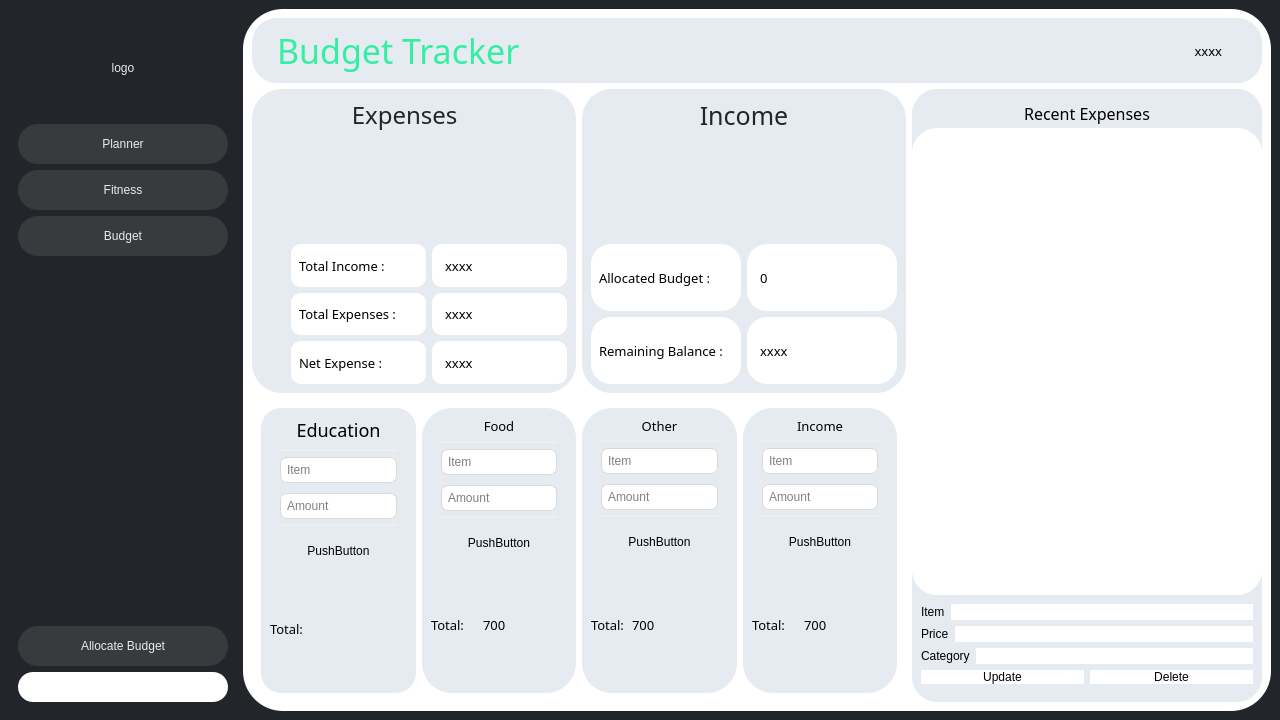
Before: the Qt Designer form K/budget.ui in burr1to/kaizen, drawn with Qt 5.
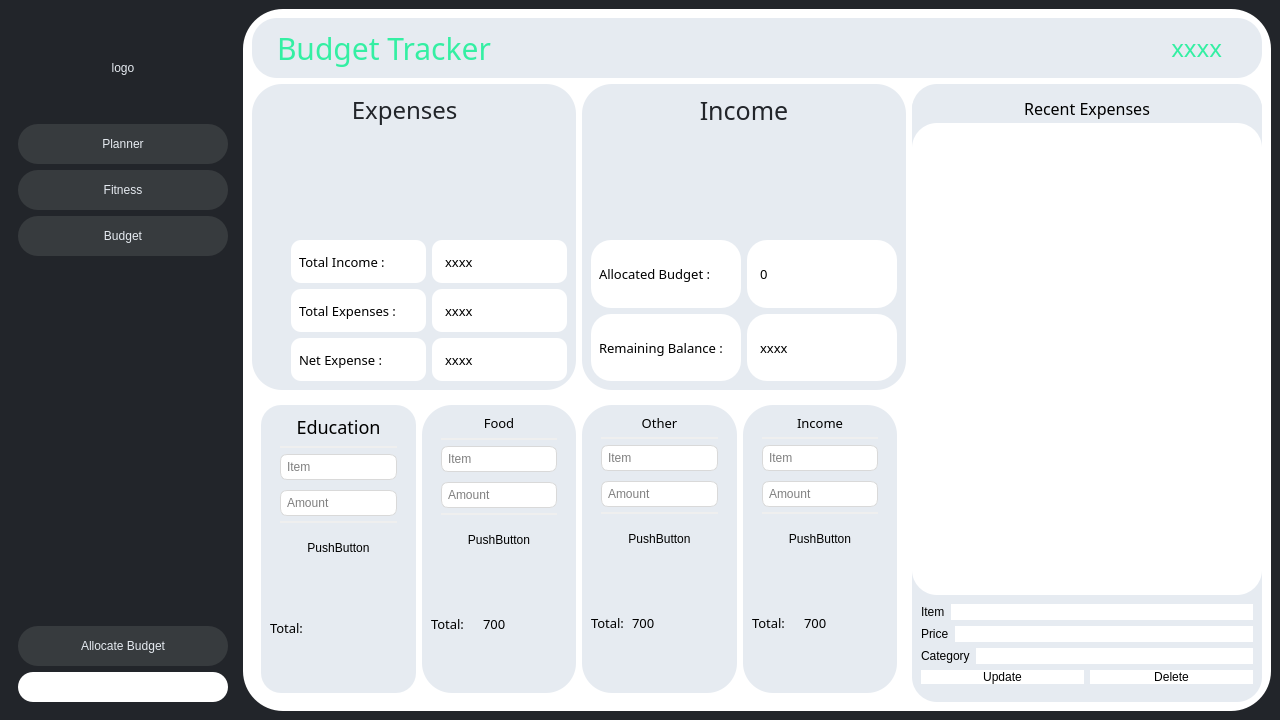
After: the same form once the commit is applied. Icons and pictures are not drawn.

Commit message: Top font done on UI

Diff of the .ui file:
```diff
--- a/K/budget.ui
+++ b/K/budget.ui
@@ -240,7 +240,7 @@
             <property name="styleSheet">
              <string notr="true">color: #34efa3;
 border: none;
-font:34px;
+font:30px;
 </string>
             </property>
             <property name="text">
@@ -253,14 +253,15 @@
             <property name="font">
              <font>
               <family>Foco</family>
-              <pointsize>10</pointsize>
+              <pointsize>-1</pointsize>
               <italic>false</italic>
               <bold>false</bold>
              </font>
             </property>
             <property name="styleSheet">
-             <string notr="true">color: Black;
-border: none;</string>
+             <string notr="true">color: #34efa3;
+border: none;
+font:24px;</string>
             </property>
             <property name="text">
              <string>xxxx</string>
```
Left out of the diff: 6 changed lines with no effect on the pictures. The commit also changes 2 other files.
